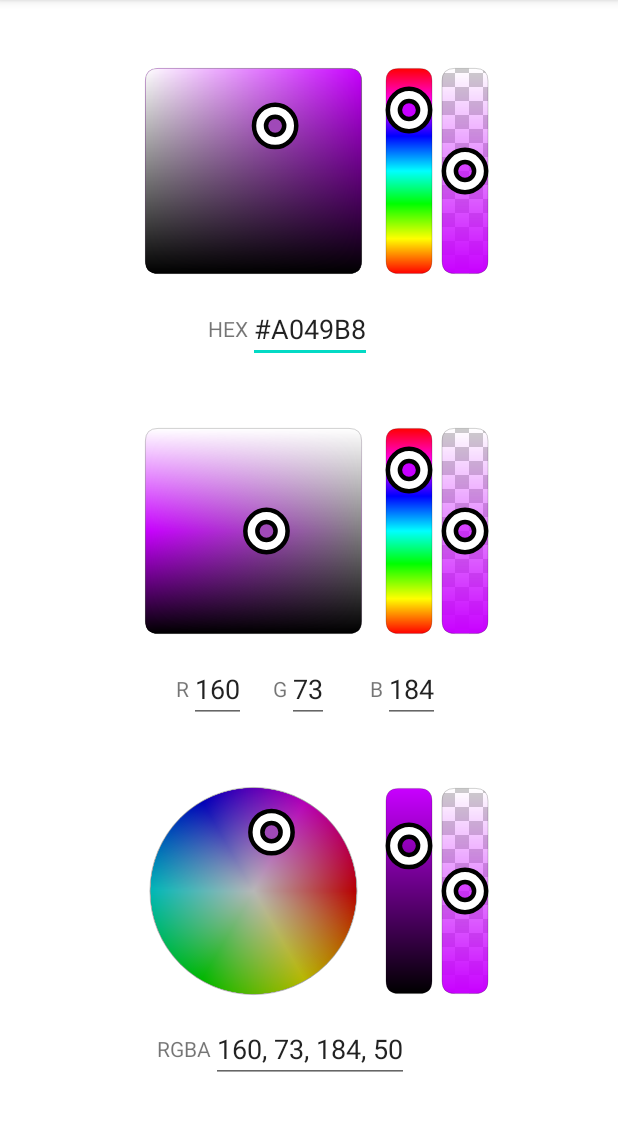
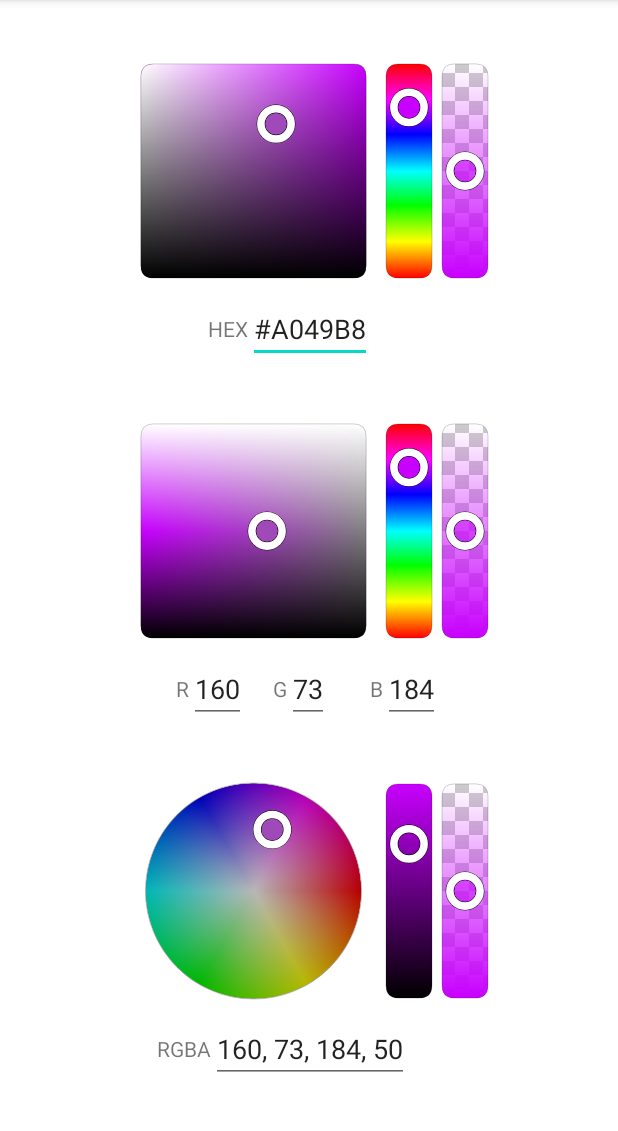
Before and after one commit to slaviboy/ColorPickerKotlin, an Android app: the screen it shows after launch (MainActivity), on a phone screen of 412 x 824 dp, the part 84-1215 px from its top. Run offline under Robolectric (Android 15) with nearby library versions, the phone set to English and light mode, and no system bars.

Commit message:
Add the extra stroke selector attributes.

```diff
--- a/colorpicker/src/main/java/com/slaviboy/colorpicker/window/Base.kt
+++ b/colorpicker/src/main/java/com/slaviboy/colorpicker/window/Base.kt
@@ -93,7 +93,7 @@ abstract class Base : View {
         selectorStrokeWidth = 0f
         selectorRadius = 0f
         selectorExtraStrokeColor = Color.BLACK
-        selectorExtraStrokeWidth = 9f
+        selectorExtraStrokeWidth = 0f
     }
 
     private fun init(context: Context, attrs: AttributeSet?) {
@@ -109,11 +109,13 @@ abstract class Base : View {
             typedArray.getString(R.styleable.Base_corner_radius_upper_left) ?: "0px",
             typedArray.getString(R.styleable.Base_corner_radius_upper_right) ?: "0px",
             typedArray.getString(R.styleable.Base_corner_radius_lower_left) ?: "0px",
-            typedArray.getString(R.styleable.Base_corner_radius_lower_right) ?: "0px"
+            typedArray.getString(R.styleable.Base_corner_radius_lower_right) ?: "0px",
+            typedArray.getString(R.styleable.Base_selector_extra_stroke_width) ?: "0px"
         )
 
         // selector xml attributes
         selectorColor = typedArray.getColor(R.styleable.Base_selector_color, Color.WHITE)
+        selectorExtraStrokeColor = typedArray.getColor(R.styleable.Base_selector_extra_stroke_color, Color.BLACK)
         borderColor = typedArray.getColor(R.styleable.Base_border_color, Color.parseColor("#2f000000"))
         typedArray.recycle()
 
@@ -217,6 +219,9 @@ abstract class Base : View {
             cornerRadiusLowerLeft,
             cornerRadiusLowerRight
         )
+
+        // get the extra stroke width
+        selectorExtraStrokeWidth = getUnit(unitsString[8])
 
         // get the padding for the selector and set for all sides
         val paddingAll = Math.max(selectorStrokeWidth / 2f + selectorExtraStrokeWidth / 2f + selectorRadius, borderStrokeWidth / 2f)
--- a/colorpicker/src/main/res/values/styles.xml
+++ b/colorpicker/src/main/res/values/styles.xml
@@ -11,6 +11,9 @@
         <attr name="corner_radius_upper_right" format="string" />
         <attr name="corner_radius_lower_left" format="string" />
         <attr name="corner_radius_lower_right" format="string" />
+
+        <attr name="selector_extra_stroke_color" format="color" />
+        <attr name="selector_extra_stroke_width" format="string" />
 
         <attr name="border_color" format="color" />
         <attr name="border_stroke_width" format="string" />
```
